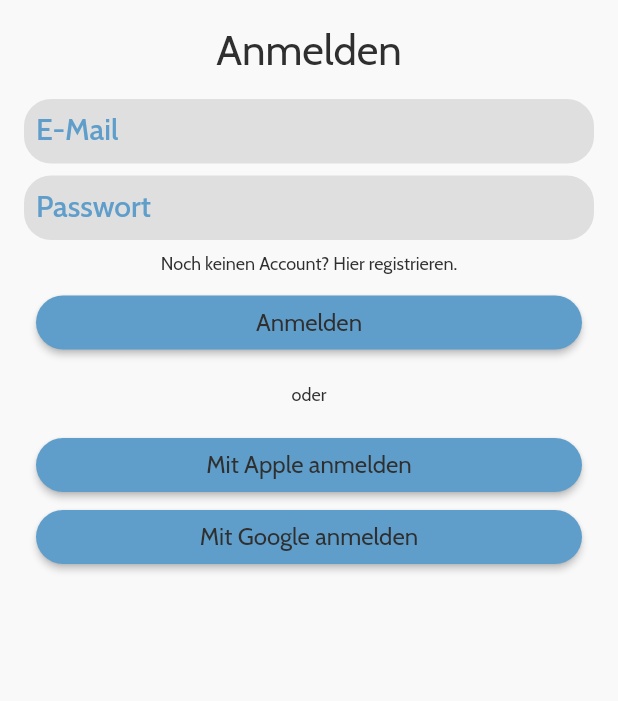
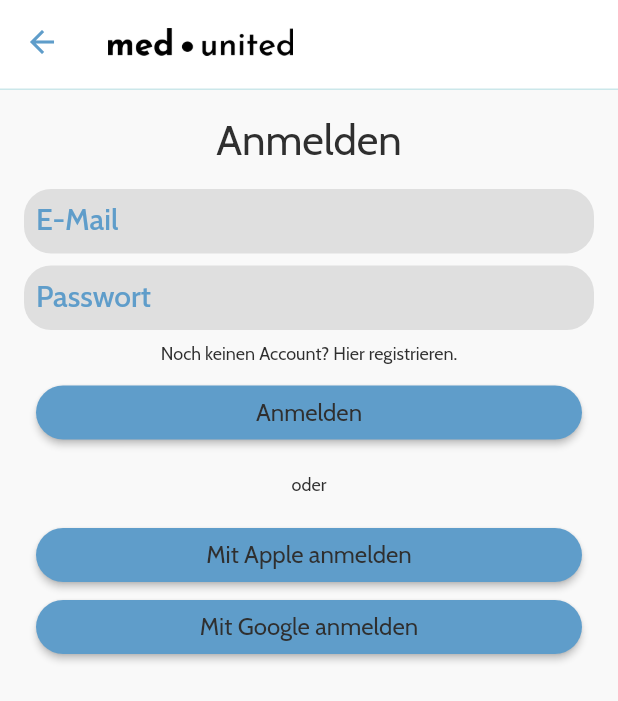
Before and after one commit to med-united/therapietreue-app, a Flutter app: the AuthenticateScreen screen opened directly, on a phone screen of 412 x 824 dp. Shown: the top 701 px of the screen. Run offline on Flutter 3.47's test engine with Material 2 defaults, Android fonts, the phone set to English and light mode, and no system bars; drawn by our look-alikes of flutter_platform_widgets; our stand-ins replace cloud_firestore, cloud_functions, firebase_auth, firebase_messaging, flutter_local_notifications, flutter_riverpod and 12 more; missing offline and left inert: enum_to_string, google_ml_vision, majascan, xml2json; accounts and stored records are empty.

Commit message:
update screen that is currently not used with the appBar

```diff
--- a/lib/features/auth/screens/authenticate_screen.dart
+++ b/lib/features/auth/screens/authenticate_screen.dart
@@ -1,3 +1,4 @@
+import 'package:flutter/material.dart';
 import 'package:flutter/widgets.dart';
 import 'package:flutter_riverpod/flutter_riverpod.dart';
 
@@ -34,11 +35,28 @@ class _AuthenticateScreenState extends ConsumerState<AuthenticateScreen> {
       }
     });
     return ThemeScaffold(
-        navigationBar: ThemeNavigationBar(
-          context,
-          showBackButton: true,
-          title: "",
-          backgroundColor: ThemeColors.lightPrimaryBackgroundColor,
+        appBar: AppBar(
+          leading: IconButton(
+            icon: const Icon(Icons.arrow_back),
+            color: ThemeColors.primaryColor,
+            onPressed: () {
+              Navigator.pop(context);
+            },
+          ),
+          elevation: 0,
+          backgroundColor: Colors.white,
+          title: SizedBox(
+            width: MediaQuery.of(context).size.width * 0.3,
+            child: Image.asset(
+              'assets/images/logo.png',
+            ),
+          ),
+          bottom: PreferredSize(
+              preferredSize: const Size.fromHeight(4.0),
+              child: Container(
+                color: ThemeColors.secondaryColor,
+                height: 1.0,
+              )),
         ),
         child: SingleChildScrollView(
             child: Authenticate(
```
